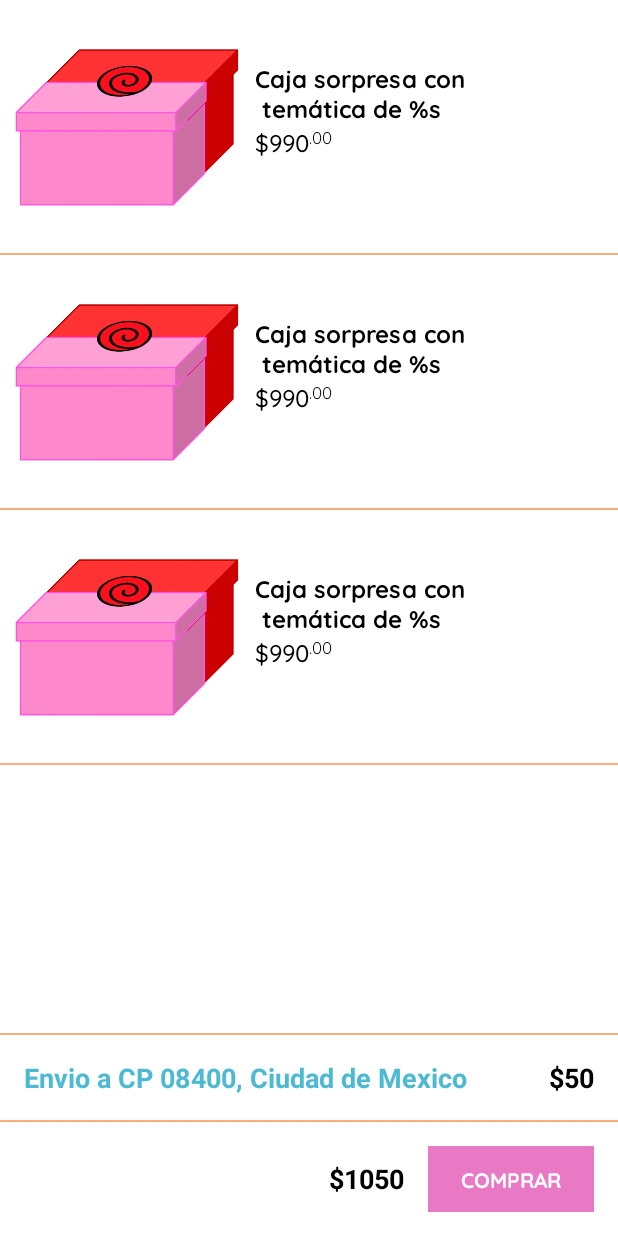
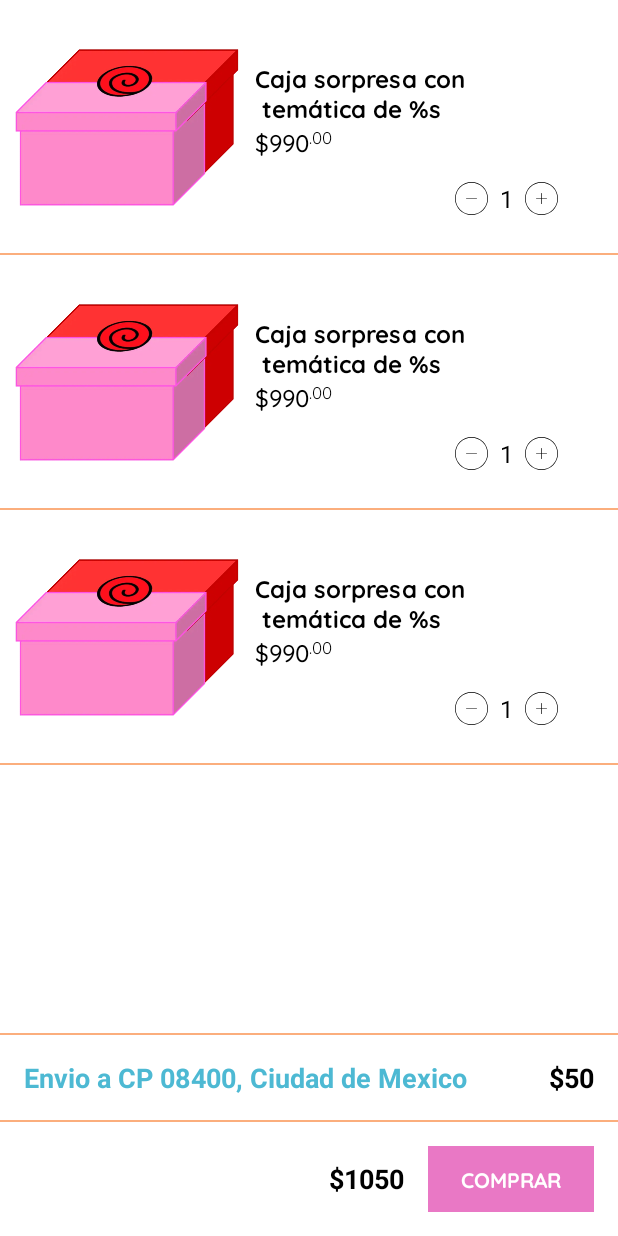
Before and after one commit to Yuurittzy/ProyectoAndroid_Yuritzy, an Android app: the layout fragment_checkout.xml on its own in the app's theme, with its tools: preview values and no code run, on a phone screen of 412 x 824 dp. Run offline under Robolectric (Android 15) with nearby library versions, the phone set to English and light mode, and no system bars.

Commit message:
Checkout was updated.

```diff
--- a/app/src/main/java/com/example/proyectoandroid_yuritzy/checkout/CheckoutAdapter.kt
+++ b/app/src/main/java/com/example/proyectoandroid_yuritzy/checkout/CheckoutAdapter.kt
@@ -6,11 +6,11 @@ import androidx.recyclerview.widget.RecyclerView
 import com.example.proyectoandroid_yuritzy.R
 import com.example.proyectoandroid_yuritzy.main.Product
 
-class CheckoutAdapter(private val items: List<Product>): RecyclerView.Adapter<CheckoutViewHolder>() {
+class CheckoutAdapter(private val items: List<Product>, private val checkoutInterface: CheckoutInterface): RecyclerView.Adapter<CheckoutViewHolder>() {
 
     override fun onCreateViewHolder(parent: ViewGroup, viewType: Int): CheckoutViewHolder {
         val view = LayoutInflater.from(parent.context).inflate(R.layout.item_product_checkout, parent, false)
-        return CheckoutViewHolder(view)
+        return CheckoutViewHolder(view, checkoutInterface)
     }
 
     override fun onBindViewHolder(holder: CheckoutViewHolder, position: Int) {
--- a/app/src/main/java/com/example/proyectoandroid_yuritzy/main/Product.kt
+++ b/app/src/main/java/com/example/proyectoandroid_yuritzy/main/Product.kt
@@ -8,12 +8,12 @@ import kotlinx.parcelize.Parcelize
 
 @Parcelize
 @Entity
-class Product(@PrimaryKey val id: Int,
+data class Product(@PrimaryKey val id: Int,
                    @ColumnInfo(name = "name") val name: String? = "",
-              @ColumnInfo(name = "image" )val image: Int? = 0,
+                   @ColumnInfo(name = "image") val image: Int? = 0,
                    @ColumnInfo(name = "preview_image") val previewImage: Int? = 0,
                    @ColumnInfo(name = "rating") val rating: Int? = 0,
                    @ColumnInfo(name = "price") val price: Int? = 0,
                    @ColumnInfo(name = "price_with_discount") val priceWithDiscount: Int? = 0,
                    @ColumnInfo(name = "discount_percent") val discountPercent: Int? = 0,
-              @ColumnInfo(name = "quantity") val quantity: Int? = 1): Parcelable
+                   @ColumnInfo(name = "quantity") val quantity: Int? = 1) : Parcelable
--- /dev/null
+++ b/app/src/main/res/drawable/ic_minus.xml
@@ -0,0 +1,12 @@
+<vector xmlns:android="http://schemas.android.com/apk/res/android"
+    android:width="48dp"
+    android:height="48dp"
+    android:viewportWidth="48"
+    android:viewportHeight="48">
+  <path
+      android:fillColor="#FF000000"
+      android:pathData="M24,48A24,24 0,1 1,48 24,24 24,0 0,1 24,48ZM24,1A23,23 0,1 0,47 24,23 23,0 0,0 24,1Z"/>
+  <path
+      android:fillColor="#FF000000"
+      android:pathData="M31.5,24.5h-15a0.5,0.5 0,0 1,0 -1h15A0.5,0.5 0,0 1,31.5 24.5Z"/>
+</vector>
--- /dev/null
+++ b/app/src/main/res/drawable/ic_plus.xml
@@ -0,0 +1,15 @@
+<vector xmlns:android="http://schemas.android.com/apk/res/android"
+    android:width="48dp"
+    android:height="48dp"
+    android:viewportWidth="48"
+    android:viewportHeight="48">
+  <path
+      android:fillColor="#FF000000"
+      android:pathData="M24,48A24,24 0,1 1,48 24,24 24,0 0,1 24,48ZM24,1A23,23 0,1 0,47 24,23 23,0 0,0 24,1Z"/>
+  <path
+      android:fillColor="#FF000000"
+      android:pathData="M31.5,24.5h-15a0.5,0.5 0,0 1,0 -1h15A0.5,0.5 0,0 1,31.5 24.5Z"/>
+  <path
+      android:fillColor="#FF000000"
+      android:pathData="M24,32a0.5,0.5 0,0 1,-0.5 -0.5v-15a0.5,0.5 0,0 1,1 0v15A0.5,0.5 0,0 1,24 32Z"/>
+</vector>
--- a/app/src/main/res/layout/fragment_checkout.xml
+++ b/app/src/main/res/layout/fragment_checkout.xml
@@ -65,17 +65,18 @@
         app:layout_constraintBottom_toTopOf="@id/button_checkout" />
 
     <TextView
+        android:id="@+id/texview_final_price"
         android:layout_width="wrap_content"
         android:layout_height="0dp"
         android:layout_marginEnd="16dp"
         android:gravity="center"
-        android:text="$1050"
         android:textColor="@color/black"
         android:textSize="18sp"
         android:textStyle="bold"
         app:layout_constraintBottom_toBottomOf="@id/button_checkout"
         app:layout_constraintEnd_toStartOf="@id/button_checkout"
-        app:layout_constraintTop_toTopOf="@id/button_checkout" />
+        app:layout_constraintTop_toTopOf="@id/button_checkout"
+        tools:text="$1050" />
 
     <TextView
         android:id="@+id/button_checkout"
--- a/app/src/main/res/layout/item_product_checkout.xml
+++ b/app/src/main/res/layout/item_product_checkout.xml
@@ -20,8 +20,9 @@
         android:id="@+id/tv_thematic_checkout"
         android:layout_width="0dp"
         android:layout_height="wrap_content"
+        android:layout_marginTop="40dp"
+        android:layout_marginEnd="16dp"
         android:fontFamily="@font/quicksandbold"
-        android:layout_marginTop="40dp"
         android:text="@string/thematic"
         android:textColor="@color/black"
         android:textSize="@dimen/font_size2"
@@ -54,6 +55,38 @@
         app:layout_constraintTop_toBottomOf="@+id/tv_thematic_checkout"
         tools:text="$990" />
 
+    <ImageView
+        android:id="@+id/tv_minus"
+        android:layout_width="22dp"
+        android:layout_height="22dp"
+        android:layout_marginTop="16dp"
+        android:layout_marginEnd="8dp"
+        android:src="@drawable/ic_minus"
+        app:layout_constraintEnd_toStartOf="@id/tv_quantity"
+        app:layout_constraintTop_toBottomOf="@+id/tv_final_price_checkout" />
+
+    <TextView
+        android:id="@+id/tv_quantity"
+        android:layout_width="wrap_content"
+        android:layout_height="wrap_content"
+        android:layout_marginEnd="8dp"
+        android:textSize="16sp"
+        android:textColor="@color/black"
+        app:layout_constraintEnd_toStartOf="@id/tv_more"
+        app:layout_constraintTop_toTopOf="@id/tv_more"
+        app:layout_constraintBottom_toBottomOf="@id/tv_more"
+        tools:text="1" />
+
+    <ImageView
+        android:id="@+id/tv_more"
+        android:layout_width="22dp"
+        android:layout_height="22dp"
+        android:layout_marginTop="16dp"
+        android:layout_marginEnd="40dp"
+        android:src="@drawable/ic_plus"
+        app:layout_constraintEnd_toEndOf="parent"
+        app:layout_constraintTop_toBottomOf="@+id/tv_final_price_checkout" />
+
     <TextView
         android:id="@+id/tv_final_price_cents"
         android:layout_width="wrap_content"
```
Also changed, not shown: app/src/main/java/com/example/proyectoandroid_yuritzy/checkout/CheckoutFragment.kt (+8 -4 lines), app/src/main/java/com/example/proyectoandroid_yuritzy/checkout/CheckoutInterface.kt (added, +11 -0 lines), app/src/main/java/com/example/proyectoandroid_yuritzy/checkout/CheckoutViewHolder.kt (+14 -1 lines), app/src/main/java/com/example/proyectoandroid_yuritzy/main/MainActivity.kt (+4 -4 lines), app/src/main/res/layout/activity_main.xml (+7 -4 lines). Lines whose indentation alone changed are shown as unchanged.
